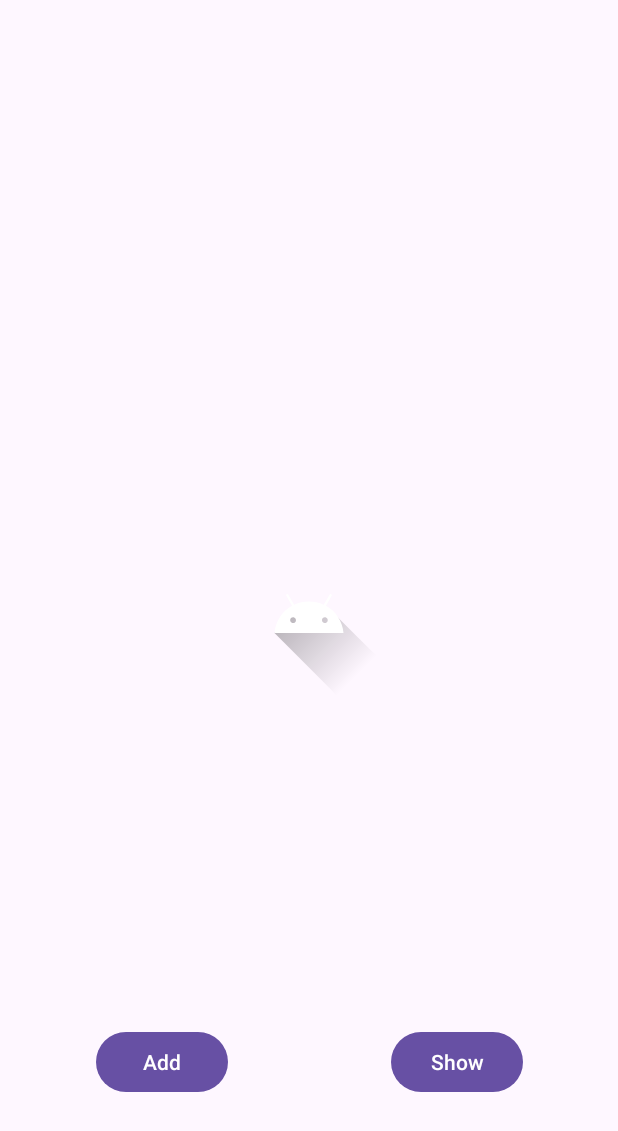
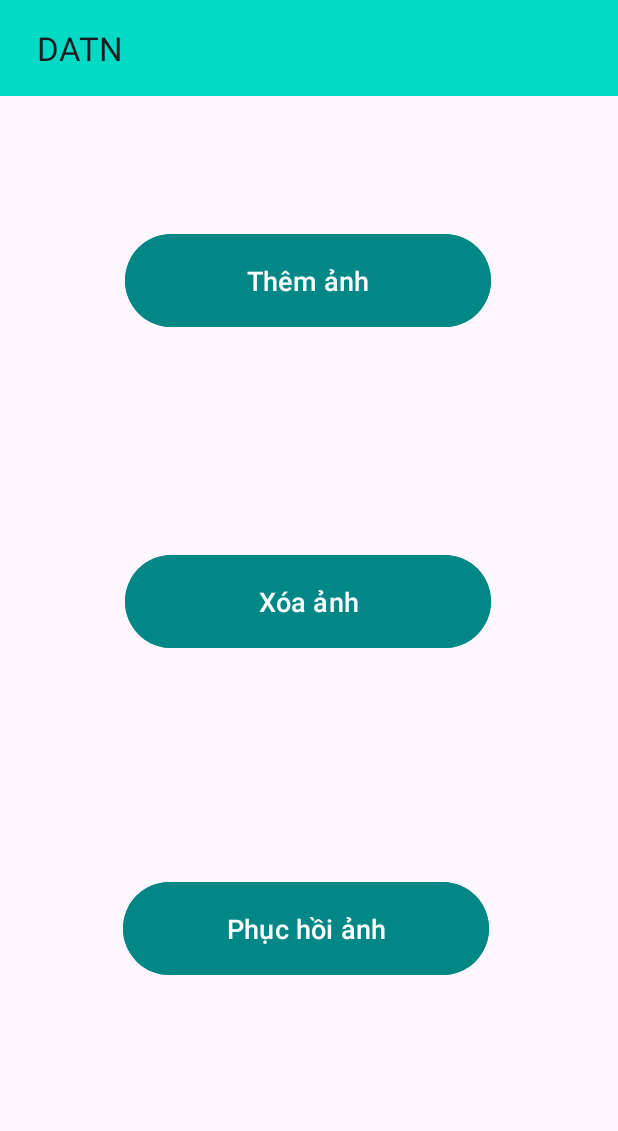
Before and after one commit to thanhhoa2002/MHQLTT, an Android app: the screen it shows after launch (MainActivity), on a phone screen of 412 x 824 dp. Shown: the top 1131 px of the screen. Run offline under Robolectric (Android 15) with nearby library versions, the light colour scheme and no system bars; 1 statement that could not run was skipped.

Commit message:
add menu

```diff
--- a/ANDROID/app/src/main/java/com/example/mhqltt/MainActivity.java
+++ b/ANDROID/app/src/main/java/com/example/mhqltt/MainActivity.java
@@ -73,7 +73,7 @@ public class MainActivity extends AppCompatActivity {
         }
 
         // Button to select an image
-        Button selectImageButton = findViewById(R.id.select_image_button);
+        Button selectImageButton = findViewById(R.id.add_image);
         selectImageButton.setOnClickListener(new View.OnClickListener() {
             @Override
             public void onClick(View v) {
@@ -83,8 +83,8 @@ public class MainActivity extends AppCompatActivity {
         });
 
         // Button to display the image
-        imageView = findViewById(R.id.imageView);
-        Button convertButton = findViewById(R.id.convert_button);
+//        imageView = findViewById(R.id.imageView);
+        Button convertButton = findViewById(R.id.display_image);
         convertButton.setOnClickListener(new View.OnClickListener() {
             @Override
             public void onClick(View v) {
--- a/ANDROID/app/src/main/res/layout/activity_main.xml
+++ b/ANDROID/app/src/main/res/layout/activity_main.xml
@@ -2,41 +2,111 @@
 <androidx.constraintlayout.widget.ConstraintLayout xmlns:android="http://schemas.android.com/apk/res/android"
     xmlns:app="http://schemas.android.com/apk/res-auto"
     xmlns:tools="http://schemas.android.com/tools"
-    android:id="@+id/main"
     android:layout_width="match_parent"
     android:layout_height="match_parent"
     tools:context=".MainActivity">
 
-    <ImageView
-        android:id="@+id/imageView"
-        android:layout_width="wrap_content"
+    <androidx.appcompat.widget.Toolbar
+        android:id="@+id/toolbar_main"
+        android:layout_width="match_parent"
         android:layout_height="wrap_content"
-        app:layout_constraintBottom_toBottomOf="parent"
+        android:background="@color/design_default_color_secondary"
         app:layout_constraintEnd_toEndOf="parent"
         app:layout_constraintStart_toStartOf="parent"
         app:layout_constraintTop_toTopOf="parent"
-        app:srcCompat="@drawable/ic_launcher_foreground" />
+        app:title="DATN"
+        app:titleMarginStart="25dp">
+
+    </androidx.appcompat.widget.Toolbar>
+
 
     <Button
-        android:id="@+id/select_image_button"
-        android:layout_width="wrap_content"
-        android:layout_height="wrap_content"
-        android:layout_marginTop="684dp"
-        android:text="Add"
+        android:id="@+id/display_image"
+        android:layout_width="244dp"
+        android:layout_height="70dp"
+        android:layout_marginTop="144dp"
+        android:backgroundTint="@color/design_default_color_secondary_variant"
+        android:text="Xóa ảnh"
+        android:textSize="18dp"
         app:layout_constraintEnd_toEndOf="parent"
-        app:layout_constraintHorizontal_bias="0.198"
+        app:layout_constraintHorizontal_bias="0.497"
         app:layout_constraintStart_toStartOf="parent"
-        app:layout_constraintTop_toTopOf="parent" />
+        app:layout_constraintTop_toBottomOf="@+id/add_image"
+        app:layout_constraintWidth_percent="0.9" />
 
     <Button
-        android:id="@+id/convert_button"
-        android:layout_width="wrap_content"
-        android:layout_height="wrap_content"
-        android:layout_marginTop="684dp"
-        android:text="Show"
+        android:id="@+id/add_image"
+        android:layout_width="244dp"
+        android:layout_height="70dp"
+        android:layout_marginTop="152dp"
+        android:backgroundTint="@color/design_default_color_secondary_variant"
+        android:text="Thêm ảnh"
+        android:textSize="18dp"
+        android:drawablePadding="1dp"
         app:layout_constraintEnd_toEndOf="parent"
-        app:layout_constraintHorizontal_bias="0.804"
+        app:layout_constraintHorizontal_bias="0.497"
         app:layout_constraintStart_toStartOf="parent"
-        app:layout_constraintTop_toTopOf="parent" />
+        app:layout_constraintTop_toTopOf="parent"
+        app:layout_constraintWidth_percent="0.9" />
+
+
+
+    <Button
+        android:id="@+id/main_button_3"
+        android:layout_width="244dp"
+        android:layout_height="70dp"
+        android:layout_marginTop="148dp"
+        android:backgroundTint="@color/design_default_color_secondary_variant"
+        android:text="Phục hồi ảnh"
+        android:textSize="18dp"
+        app:layout_constraintEnd_toEndOf="parent"
+        app:layout_constraintHorizontal_bias="0.487"
+        app:layout_constraintStart_toStartOf="parent"
+        app:layout_constraintTop_toBottomOf="@+id/display_image"
+        app:layout_constraintWidth_percent="0.9" />
+
 
 </androidx.constraintlayout.widget.ConstraintLayout>
+
+<!--<?xml version="1.0" encoding="utf-8"?>-->
+<!--<androidx.constraintlayout.widget.ConstraintLayout xmlns:android="http://schemas.android.com/apk/res/android"-->
+<!--    xmlns:app="http://schemas.android.com/apk/res-auto"-->
+<!--    xmlns:tools="http://schemas.android.com/tools"-->
+<!--    android:id="@+id/main"-->
+<!--    android:layout_width="match_parent"-->
+<!--    android:layout_height="match_parent"-->
+<!--    tools:context=".MainActivity">-->
+
+<!--    <ImageView-->
+<!--        android:id="@+id/imageView"-->
+<!--        android:layout_width="wrap_content"-->
+<!--        android:layout_height="wrap_content"-->
+<!--        app:layout_constraintBottom_toBottomOf="parent"-->
+<!--        app:layout_constraintEnd_toEndOf="parent"-->
+<!--        app:layout_constraintStart_toStartOf="parent"-->
+<!--        app:layout_constraintTop_toTopOf="parent"-->
+<!--        app:srcCompat="@drawable/ic_launcher_foreground" />-->
+
+<!--    <Button-->
+<!--        android:id="@+id/select_image_button"-->
+<!--        android:layout_width="wrap_content"-->
+<!--        android:layout_height="wrap_content"-->
+<!--        android:layout_marginTop="684dp"-->
+<!--        android:text="Add"-->
+<!--        app:layout_constraintEnd_toEndOf="parent"-->
+<!--        app:layout_constraintHorizontal_bias="0.198"-->
+<!--        app:layout_constraintStart_toStartOf="parent"-->
+<!--        app:layout_constraintTop_toTopOf="parent" />-->
+
+<!--    <Button-->
+<!--        android:id="@+id/convert_button"-->
+<!--        android:layout_width="wrap_content"-->
+<!--        android:layout_height="wrap_content"-->
+<!--        android:layout_marginTop="684dp"-->
+<!--        android:text="Show"-->
+<!--        app:layout_constraintEnd_toEndOf="parent"-->
+<!--        app:layout_constraintHorizontal_bias="0.804"-->
+<!--        app:layout_constraintStart_toStartOf="parent"-->
+<!--        app:layout_constraintTop_toTopOf="parent" />-->
+
+<!--</androidx.constraintlayout.widget.ConstraintLayout>-->
```
